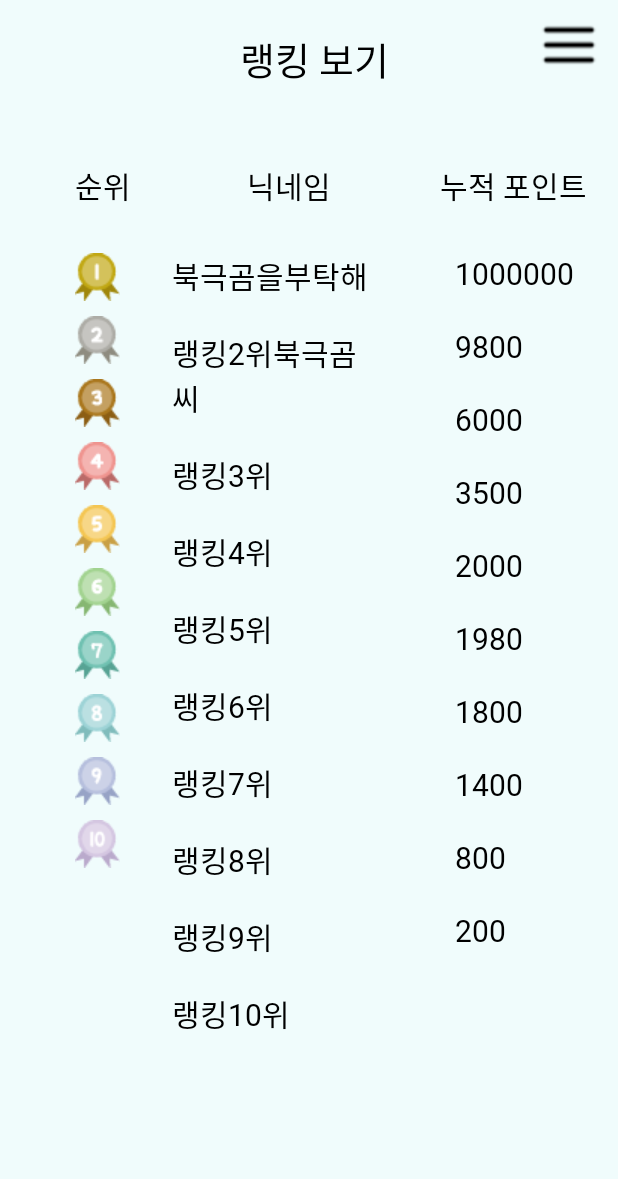
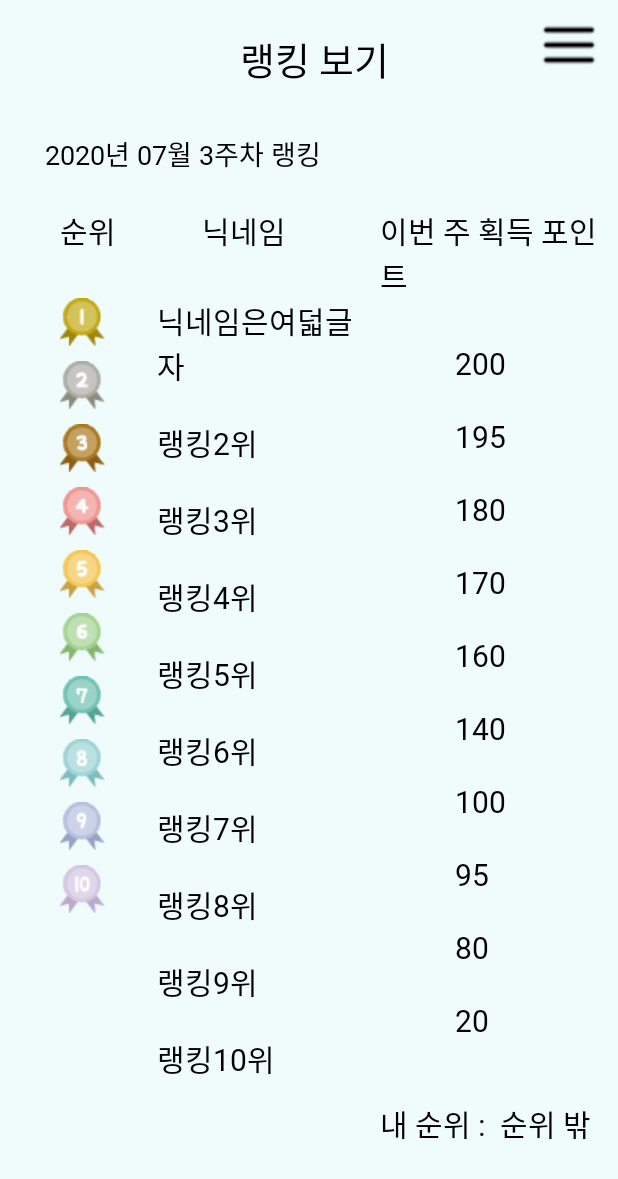
Before and after one commit to woorim1022/Polarbear, an Android app: the RankingActivity screen opened directly, with no data from a screen before it, on a phone screen of 412 x 824 dp. Shown: the top 1179 px of the screen. Run offline under Robolectric (Android 15) with nearby library versions, the phone set to English and light mode, and no system bars.

Commit message:
donate, ranking layout

```diff
--- a/app/src/main/java/com/example/sjy/githubtest/RankingActivity.java
+++ b/app/src/main/java/com/example/sjy/githubtest/RankingActivity.java
@@ -6,11 +6,17 @@ import android.support.v7.app.AppCompatActivity;
 import android.os.Bundle;
 import android.view.View;
 import android.widget.ImageView;
+import android.widget.TextView;
+
+import java.text.SimpleDateFormat;
+import java.util.Date;
 
 public class RankingActivity extends AppCompatActivity {
 
     private DrawerLayout drawerLayout;
     private View drawerView;
+    private TextView whenDate;
+    private SimpleDateFormat mFormat = new SimpleDateFormat("yyyy/M/d");
 
     @Override
     protected void onCreate(Bundle savedInstanceState) {
@@ -19,6 +25,7 @@ public class RankingActivity extends AppCompatActivity {
 
         drawerLayout = (DrawerLayout)findViewById(R.id.ranking_layout);
         drawerView = (View)findViewById(R.id.drawerView);
+        whenDate = (TextView)findViewById(R.id.date);
 
         ImageView openDrawer = (ImageView)findViewById(R.id.menu_button);
         openDrawer.setOnClickListener(new View.OnClickListener() {
@@ -26,6 +33,10 @@ public class RankingActivity extends AppCompatActivity {
                 drawerLayout.openDrawer(drawerView);
             }
         });
+
+        String date = new SimpleDateFormat("yyyy년 MM월 W주차 랭킹").format(new Date());
+        whenDate.setText(date);
+
     }
 
     public void menuOnClick(View v) {
--- a/app/src/main/res/layout/activity_donate.xml
+++ b/app/src/main/res/layout/activity_donate.xml
@@ -308,7 +308,7 @@
             android:fontFamily="@font/maplestory"
             android:textColor="#000000"
             android:textSize="18dp"
-            android:layout_marginTop="60dp"
+            android:layout_marginTop="10dp"
             android:text="기부를 통해 특별한 배지를 획득하세요!">
         </TextView>
 
--- a/app/src/main/res/layout/activity_ranking.xml
+++ b/app/src/main/res/layout/activity_ranking.xml
@@ -53,6 +53,28 @@
 
         <LinearLayout
             android:layout_width="match_parent"
+            android:layout_height="30dp"
+            android:orientation="horizontal"
+            android:layout_marginTop="30dp"
+            android:id="@+id/week_top"
+            tools:context=".RankingActivity">
+
+            <TextView
+                android:id="@+id/date"
+                android:layout_width="wrap_content"
+                android:layout_height="wrap_content"
+                android:layout_marginLeft="30dp"
+                android:fontFamily="@font/maplestory"
+                android:textColor="#000000"
+                android:textSize="18dp">
+            </TextView>
+
+
+
+        </LinearLayout>
+
+        <LinearLayout
+            android:layout_width="match_parent"
             android:layout_height="match_parent"
             android:orientation="horizontal"
             android:layout_alignBottom="@id/ranking_top"
@@ -67,8 +89,8 @@
                 <TextView
                     android:layout_width="wrap_content"
                     android:layout_height="wrap_content"
-                    android:layout_marginLeft="50dp"
-                    android:layout_marginTop="50dp"
+                    android:layout_marginLeft="40dp"
+                    android:layout_marginTop="20dp"
                     android:fontFamily="@font/maplestory"
                     android:text="순위"
                     android:textColor="#000000"
@@ -77,7 +99,7 @@
                 <ImageView
                     android:layout_width="wrap_content"
                     android:layout_height="wrap_content"
-                    android:layout_marginLeft="50dp"
+                    android:layout_marginLeft="40dp"
                     android:layout_marginTop="30dp"
                     android:src="@drawable/first">
                 </ImageView>
@@ -85,7 +107,7 @@
                 <ImageView
                     android:layout_width="wrap_content"
                     android:layout_height="wrap_content"
-                    android:layout_marginLeft="50dp"
+                    android:layout_marginLeft="40dp"
                     android:layout_marginTop="10dp"
                     android:src="@drawable/second">
                 </ImageView>
@@ -93,7 +115,7 @@
                 <ImageView
                     android:layout_width="wrap_content"
                     android:layout_height="wrap_content"
-                    android:layout_marginLeft="50dp"
+                    android:layout_marginLeft="40dp"
                     android:layout_marginTop="10dp"
                     android:src="@drawable/third">
                 </ImageView>
@@ -101,7 +123,7 @@
                 <ImageView
                     android:layout_width="wrap_content"
                     android:layout_height="wrap_content"
-                    android:layout_marginLeft="50dp"
+                    android:layout_marginLeft="40dp"
                     android:layout_marginTop="10dp"
                     android:src="@drawable/fourth">
                 </ImageView>
@@ -109,7 +131,7 @@
                 <ImageView
                     android:layout_width="wrap_content"
                     android:layout_height="wrap_content"
-                    android:layout_marginLeft="50dp"
+                    android:layout_marginLeft="40dp"
                     android:layout_marginTop="10dp"
                     android:src="@drawable/fifth">
                 </ImageView>
@@ -117,7 +139,7 @@
                 <ImageView
                     android:layout_width="wrap_content"
                     android:layout_height="wrap_content"
-                    android:layout_marginLeft="50dp"
+                    android:layout_marginLeft="40dp"
                     android:layout_marginTop="10dp"
                     android:src="@drawable/sixth">
                 </ImageView>
@@ -125,7 +147,7 @@
                 <ImageView
                     android:layout_width="wrap_content"
                     android:layout_height="wrap_content"
-                    android:layout_marginLeft="50dp"
+                    android:layout_marginLeft="40dp"
                     android:layout_marginTop="10dp"
                     android:src="@drawable/seventh">
                 </ImageView>
@@ -133,7 +155,7 @@
                 <ImageView
                     android:layout_width="wrap_content"
                     android:layout_height="wrap_content"
-                    android:layout_marginLeft="50dp"
+                    android:layout_marginLeft="40dp"
                     android:layout_marginTop="10dp"
                     android:src="@drawable/eighth">
                 </ImageView>
@@ -141,7 +163,7 @@
                 <ImageView
                     android:layout_width="wrap_content"
                     android:layout_height="wrap_content"
-                    android:layout_marginLeft="50dp"
+                    android:layout_marginLeft="40dp"
                     android:layout_marginTop="10dp"
                     android:src="@drawable/ninth">
                 </ImageView>
@@ -149,7 +171,7 @@
                 <ImageView
                     android:layout_width="wrap_content"
                     android:layout_height="wrap_content"
-                    android:layout_marginLeft="50dp"
+                    android:layout_marginLeft="40dp"
                     android:layout_marginTop="10dp"
                     android:src="@drawable/tenth">
                 </ImageView>
@@ -165,8 +187,8 @@
                 <TextView
                     android:layout_width="wrap_content"
                     android:layout_height="wrap_content"
-                    android:layout_marginTop="50dp"
-                    android:layout_marginLeft="70dp"
+                    android:layout_marginLeft="40dp"
+                    android:layout_marginTop="20dp"
                     android:fontFamily="@font/maplestory"
                     android:text="닉네임"
                     android:textColor="#000000"
@@ -176,10 +198,10 @@
                     android:id="@+id/rank1"
                     android:layout_width="wrap_content"
                     android:layout_height="wrap_content"
+                    android:layout_marginLeft="10dp"
                     android:layout_marginTop="30dp"
-                    android:layout_marginLeft="20dp"
                     android:fontFamily="@font/maplestory"
-                    android:text="북극곰을부탁해"
+                    android:text="닉네임은여덟글자"
                     android:textColor="#000000"
                     android:textSize="20dp"></TextView>
 
@@ -187,10 +209,10 @@
                     android:id="@+id/rank2"
                     android:layout_width="wrap_content"
                     android:layout_height="wrap_content"
+                    android:layout_marginLeft="10dp"
                     android:layout_marginTop="21dp"
-                    android:layout_marginLeft="20dp"
                     android:fontFamily="@font/maplestory"
-                    android:text="랭킹2위북극곰씨"
+                    android:text="랭킹2위"
                     android:textColor="#000000"
                     android:textSize="20dp"></TextView>
 
@@ -198,8 +220,8 @@
                     android:id="@+id/rank3"
                     android:layout_width="wrap_content"
                     android:layout_height="wrap_content"
+                    android:layout_marginLeft="10dp"
                     android:layout_marginTop="21dp"
-                    android:layout_marginLeft="20dp"
                     android:fontFamily="@font/maplestory"
                     android:text="랭킹3위"
                     android:textColor="#000000"
@@ -209,8 +231,8 @@
                     android:id="@+id/rank4"
                     android:layout_width="wrap_content"
                     android:layout_height="wrap_content"
+                    android:layout_marginLeft="10dp"
                     android:layout_marginTop="21dp"
-                    android:layout_marginLeft="20dp"
                     android:fontFamily="@font/maplestory"
                     android:text="랭킹4위"
                     android:textColor="#000000"
@@ -220,8 +242,8 @@
                     android:id="@+id/rank5"
                     android:layout_width="wrap_content"
                     android:layout_height="wrap_content"
+                    android:layout_marginLeft="10dp"
                     android:layout_marginTop="21dp"
-                    android:layout_marginLeft="20dp"
                     android:fontFamily="@font/maplestory"
                     android:text="랭킹5위"
                     android:textColor="#000000"
@@ -231,8 +253,8 @@
                     android:id="@+id/rank6"
                     android:layout_width="wrap_content"
                     android:layout_height="wrap_content"
+                    android:layout_marginLeft="10dp"
                     android:layout_marginTop="21dp"
-                    android:layout_marginLeft="20dp"
                     android:fontFamily="@font/maplestory"
                     android:text="랭킹6위"
                     android:textColor="#000000"
@@ -242,8 +264,8 @@
                     android:id="@+id/rank7"
                     android:layout_width="wrap_content"
                     android:layout_height="wrap_content"
+                    android:layout_marginLeft="10dp"
                     android:layout_marginTop="21dp"
-                    android:layout_marginLeft="20dp"
                     android:fontFamily="@font/maplestory"
                     android:text="랭킹7위"
                     android:textColor="#000000"
@@ -253,8 +275,8 @@
                     android:id="@+id/rank8"
                     android:layout_width="wrap_content"
                     android:layout_height="wrap_content"
+                    android:layout_marginLeft="10dp"
                     android:layout_marginTop="21dp"
-                    android:layout_marginLeft="20dp"
                     android:fontFamily="@font/maplestory"
                     android:text="랭킹8위"
                     android:textColor="#000000"
@@ -264,8 +286,8 @@
                     android:id="@+id/rank9"
                     android:layout_width="wrap_content"
                     android:layout_height="wrap_content"
+                    android:layout_marginLeft="10dp"
                     android:layout_marginTop="21dp"
-                    android:layout_marginLeft="20dp"
                     android:fontFamily="@font/maplestory"
                     android:text="랭킹9위"
                     android:textColor="#000000"
@@ -275,13 +297,12 @@
                     android:id="@+id/rank10"
                     android:layout_width="wrap_content"
                     android:layout_height="wrap_content"
+                    android:layout_marginLeft="10dp"
                     android:layout_marginTop="21dp"
-                    android:layout_marginLeft="20dp"
                     android:fontFamily="@font/maplestory"
                     android:text="랭킹10위"
                     android:textColor="#000000"
                     android:textSize="20dp"></TextView>
-
 
 
             </LinearLayout>
@@ -289,16 +310,16 @@
             <LinearLayout
                 android:layout_width="0dp"
                 android:layout_height="match_parent"
-                android:orientation="vertical"
-                android:layout_weight="2">
+                android:layout_weight="2"
+                android:orientation="vertical">
 
                 <TextView
                     android:layout_width="wrap_content"
                     android:layout_height="wrap_content"
-                    android:layout_marginTop="50dp"
-                    android:layout_marginLeft="40dp"
+                    android:layout_marginLeft="0dp"
+                    android:layout_marginTop="20dp"
                     android:fontFamily="@font/maplestory"
-                    android:text="누적 포인트"
+                    android:text="이번 주 획득 포인트"
                     android:textColor="#000000"
                     android:textSize="20dp"></TextView>
 
@@ -306,10 +327,10 @@
                     android:id="@+id/point1"
                     android:layout_width="wrap_content"
                     android:layout_height="wrap_content"
+                    android:layout_marginLeft="50dp"
                     android:layout_marginTop="30dp"
-                    android:layout_marginLeft="50dp"
                     android:fontFamily="@font/maplestory"
-                    android:text="1000000"
+                    android:text="200"
                     android:textColor="#000000"
                     android:textSize="20dp"></TextView>
 
@@ -317,10 +338,10 @@
                     android:id="@+id/point2"
                     android:layout_width="wrap_content"
                     android:layout_height="wrap_content"
+                    android:layout_marginLeft="50dp"
                     android:layout_marginTop="21dp"
-                    android:layout_marginLeft="50dp"
                     android:fontFamily="@font/maplestory"
-                    android:text="9800"
+                    android:text="195"
                     android:textColor="#000000"
                     android:textSize="20dp"></TextView>
 
@@ -328,10 +349,10 @@
                     android:id="@+id/point3"
                     android:layout_width="wrap_content"
                     android:layout_height="wrap_content"
+                    android:layout_marginLeft="50dp"
                     android:layout_marginTop="21dp"
-                    android:layout_marginLeft="50dp"
                     android:fontFamily="@font/maplestory"
-                    android:text="6000"
+                    android:text="180"
                     android:textColor="#000000"
                     android:textSize="20dp"></TextView>
 
@@ -339,10 +360,10 @@
                     android:id="@+id/point4"
                     android:layout_width="wrap_content"
                     android:layout_height="wrap_content"
+                    android:layout_marginLeft="50dp"
                     android:layout_marginTop="21dp"
-                    android:layout_marginLeft="50dp"
                     android:fontFamily="@font/maplestory"
-                    android:text="3500"
+                    android:text="170"
                     android:textColor="#000000"
                     android:textSize="20dp"></TextView>
 
@@ -350,10 +371,10 @@
                     android:id="@+id/point5"
                     android:layout_width="wrap_content"
                     android:layout_height="wrap_content"
+                    android:layout_marginLeft="50dp"
                     android:layout_marginTop="21dp"
-                    android:layout_marginLeft="50dp"
                     android:fontFamily="@font/maplestory"
-                    android:text="2000"
+                    android:text="160"
                     android:textColor="#000000"
                     android:textSize="20dp"></TextView>
 
@@ -361,10 +382,10 @@
                     android:id="@+id/point6"
                     android:layout_width="wrap_content"
                     android:layout_height="wrap_content"
+                    android:layout_marginLeft="50dp"
                     android:layout_marginTop="21dp"
-                    android:layout_marginLeft="50dp"
                     android:fontFamily="@font/maplestory"
-                    android:text="1980"
+                    android:text="140"
                     android:textColor="#000000"
                     android:textSize="20dp"></TextView>
 
@@ -375,7 +396,7 @@
                     android:layout_marginLeft="50dp"
                     android:layout_marginTop="21dp"
                     android:fontFamily="@font/maplestory"
-                    android:text="1800"
+                    android:text="100"
                     android:textColor="#000000"
                     android:textSize="20dp"></TextView>
 
@@ -383,10 +404,10 @@
                     android:id="@+id/point8"
                     android:layout_width="wrap_content"
                     android:layout_height="wrap_content"
+                    android:layout_marginLeft="50dp"
                     android:layout_marginTop="21dp"
-                    android:layout_marginLeft="50dp"
                     android:fontFamily="@font/maplestory"
-                    android:text="1400"
+                    android:text="95"
                     android:textColor="#000000"
                     android:textSize="20dp"></TextView>
 
@@ -394,10 +415,10 @@
                     android:id="@+id/point9"
                     android:layout_width="wrap_content"
                     android:layout_height="wrap_content"
+                    android:layout_marginLeft="50dp"
                     android:layout_marginTop="21dp"
-                    android:layout_marginLeft="50dp"
                     android:fontFamily="@font/maplestory"
-                    android:text="800"
+                    android:text="80"
                     android:textColor="#000000"
                     android:textSize="20dp"></TextView>
 
@@ -405,16 +426,48 @@
                     android:id="@+id/point10"
                     android:layout_width="wrap_content"
                     android:layout_height="wrap_content"
+                    android:layout_marginLeft="50dp"
                     android:layout_marginTop="21dp"
-                    android:layout_marginLeft="50dp"
                     android:fontFamily="@font/maplestory"
-                    android:text="200"
+                    android:text="20"
                     android:textColor="#000000"
                     android:textSize="20dp"></TextView>
 
+                <LinearLayout
+                    android:layout_width="wrap_content"
+                    android:layout_height="wrap_content"
+                    android:orientation="horizontal"
+                    android:layout_marginTop="40dp">
+                    <TextView
+                        android:layout_width="wrap_content"
+                        android:layout_height="wrap_content"
+                        android:fontFamily="@font/maplestory"
+                        android:textColor="#000000"
+                        android:textSize="20dp"
+                        android:text="내 순위 : ">
+                    </TextView>
+
+                    <TextView
+                        android:id="@+id/myrank"
+                        android:layout_width="wrap_content"
+                        android:layout_height="wrap_content"
+                        android:fontFamily="@font/maplestory"
+                        android:textColor="#000000"
+                        android:textSize="20dp"
+                        android:layout_marginLeft="5dp"
+                        android:text="순위 밖">
+                    </TextView>
+
+                </LinearLayout>
+
+
             </LinearLayout>
 
+
         </LinearLayout>
+
+
+
     </LinearLayout>
     <include layout="@layout/navigation_drawer" />
 
```
Also changed, not shown: app/src/main/res/drawable-v24/wwf.png.
